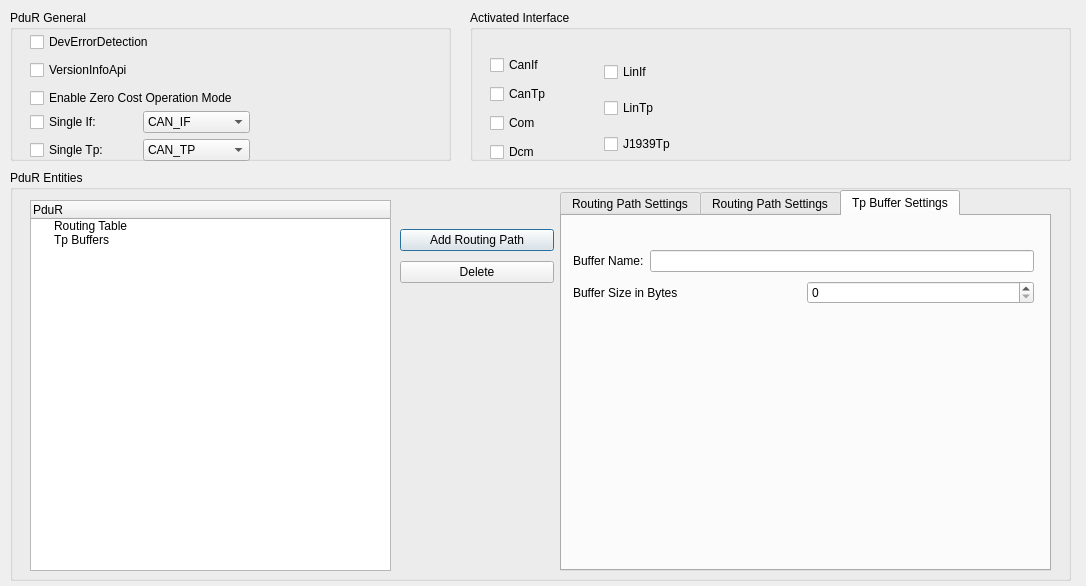
parai/gainos-tk, file tool/gainos-studio/ui/forms/cd_pdur.ui: the form before one commit.
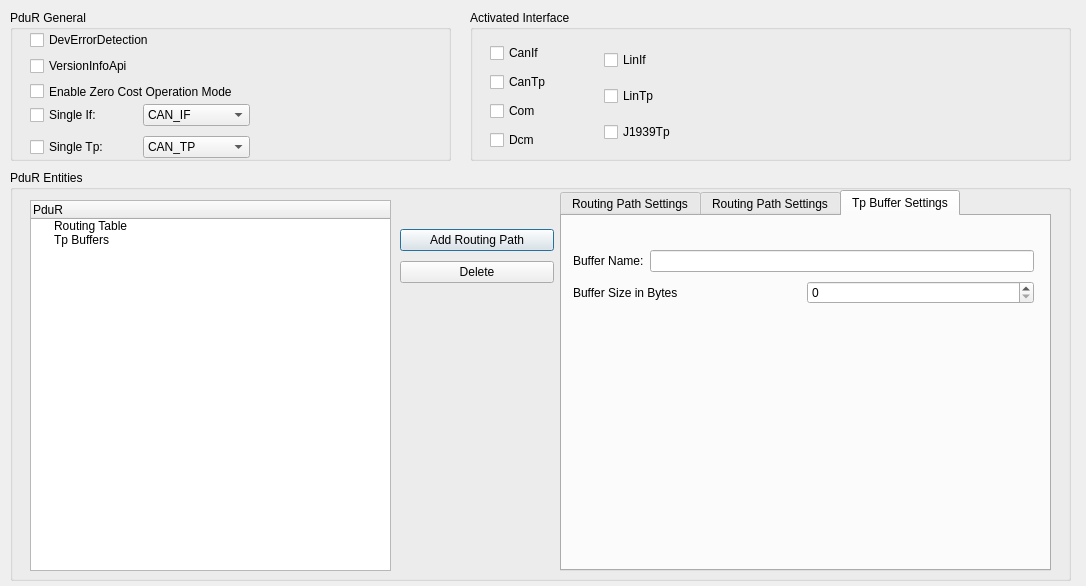
The form after the commit. The open tabs and pages were chosen to show the change.

```diff
--- a/tool/gainos-studio/ui/forms/cd_pdur.ui
+++ b/tool/gainos-studio/ui/forms/cd_pdur.ui
@@ -410,7 +410,7 @@
       <x>20</x>
       <y>20</y>
       <width>304</width>
-      <height>83</height>
+      <height>71</height>
      </rect>
     </property>
     <layout class="QVBoxLayout" name="verticalLayout_10">
@@ -441,9 +441,9 @@
     <property name="geometry">
      <rect>
       <x>20</x>
-      <y>101</y>
+      <y>90</y>
       <width>220</width>
-      <height>51</height>
+      <height>62</height>
      </rect>
     </property>
     <layout class="QVBoxLayout" name="verticalLayout_11">
@@ -521,7 +521,7 @@
     <property name="geometry">
      <rect>
       <x>20</x>
-      <y>42</y>
+      <y>30</y>
       <width>221</width>
       <height>114</height>
      </rect>
```
Left out of the diff: 12 changed lines with no effect on the pictures.
